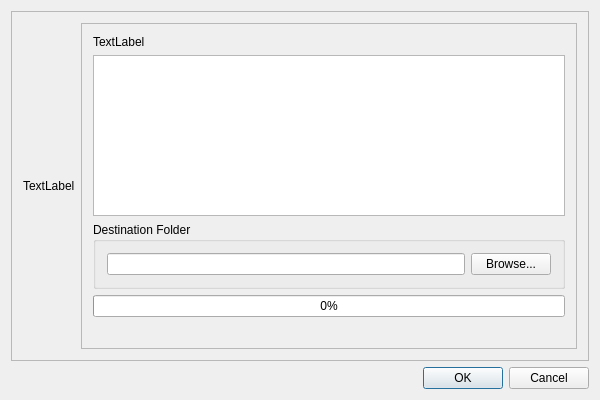
The window that Software/GUI/Installer/dialog.ui (jcbedoyam/AbacusSoftware) describes before a commit, drawn with Qt 5.
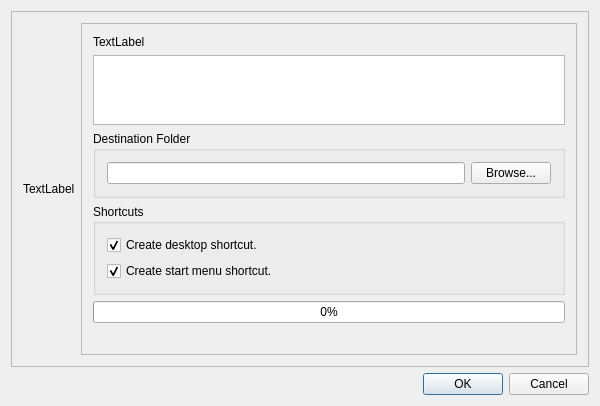
The same window after the commit.

Diff of the .ui file:
```diff
--- a/Software/GUI/Installer/dialog.ui
+++ b/Software/GUI/Installer/dialog.ui
@@ -93,6 +93,35 @@
            </layout>
           </widget>
          </item>
+         <item>
+          <widget class="QGroupBox" name="shortcuts_Box">
+           <property name="title">
+            <string>Shortcuts</string>
+           </property>
+           <layout class="QVBoxLayout" name="verticalLayout_3">
+            <item>
+             <widget class="QCheckBox" name="desktop_checkBox">
+              <property name="text">
+               <string>Create desktop shortcut.</string>
+              </property>
+              <property name="checked">
+               <bool>true</bool>
+              </property>
+             </widget>
+            </item>
+            <item>
+             <widget class="QCheckBox" name="startmenu_checkBox">
+              <property name="text">
+               <string>Create start menu shortcut.</string>
+              </property>
+              <property name="checked">
+               <bool>true</bool>
+              </property>
+             </widget>
+            </item>
+           </layout>
+          </widget>
+         </item>
          <item>
           <widget class="QProgressBar" name="progressBar">
            <property name="value">
```
